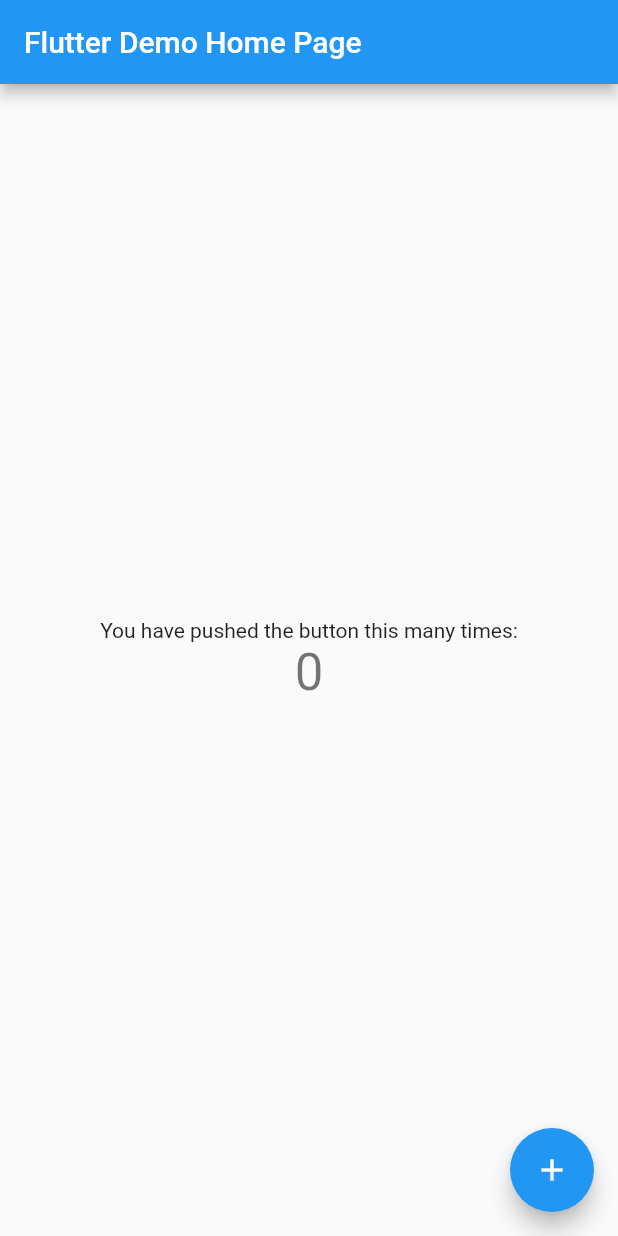
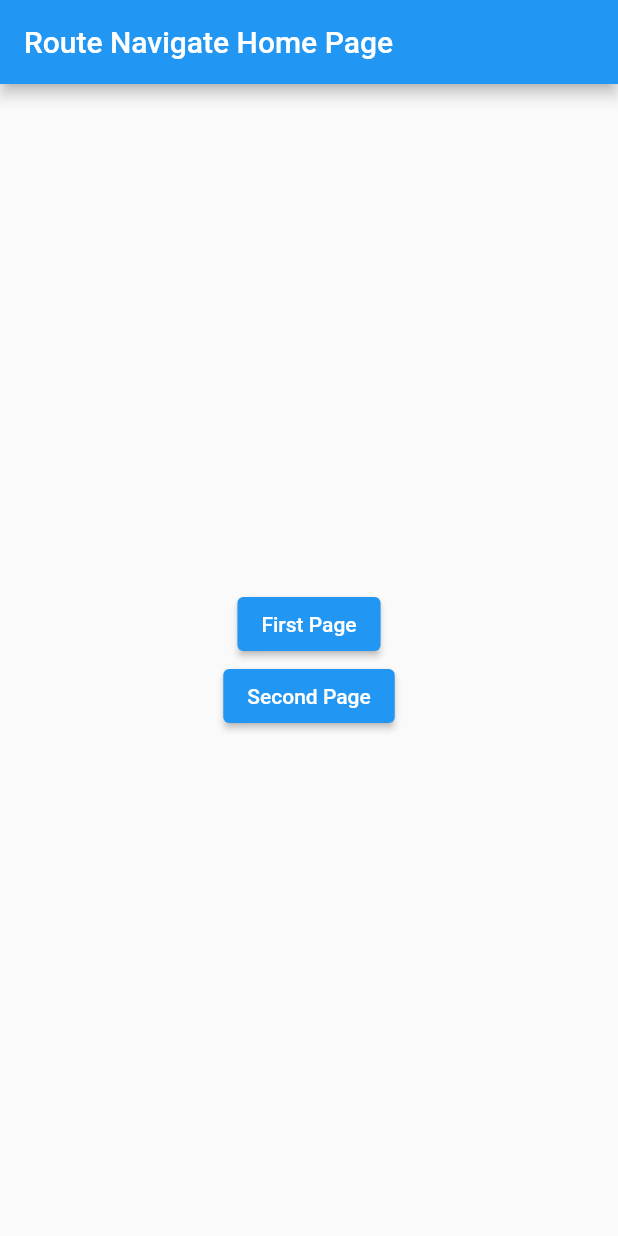
Before and after one commit to gohel1312/GetxExample, a Flutter app: the screen it shows after launch, on a phone screen of 412 x 824 dp. Run offline on Flutter 3.47's test engine with Material 2 defaults, Android fonts, the phone set to English and light mode, and no system bars; our stand-ins replace get.

Commit message:
Adding Program

```diff
--- /dev/null
+++ b/lib/GetxRouteNavigation.dart
@@ -0,0 +1,42 @@
+import 'package:flutter/material.dart';
+import 'package:get/get.dart';
+import 'package:getx/GetXDialog.dart';
+
+class GetxRoute extends StatefulWidget {
+  @override
+  State<GetxRoute> createState() => _GetxRouteState();
+}
+
+class _GetxRouteState extends State<GetxRoute>
+{
+  @override
+  Widget build(BuildContext context)
+  {
+    return SafeArea(
+      child: Scaffold(
+        appBar: AppBar(
+          title: Text("Route Navigate Home Page"),
+        ),
+        body: Center(
+          child: Column(
+            mainAxisAlignment: MainAxisAlignment.center,
+            children: [
+              ElevatedButton(
+                  onPressed: (){
+                    Get.to(
+                      GetxDialog(),
+                      arguments: "How Are You Buddy!!",
+                      fullscreenDialog: true,
+                      transition: Transition.zoom,
+                      curve: Curves.decelerate
+                    );
+                    },
+                  child: Text("First Page")),
+              ElevatedButton(onPressed: (){}, child: Text("Second Page")),
+            ],
+          ),
+        ),
+      ),
+    );
+  }
+}
--- a/lib/main.dart
+++ b/lib/main.dart
@@ -1,115 +1,10 @@
 import 'package:flutter/material.dart';
+import 'package:get/get.dart';
+import 'package:getx/GetXDialog.dart';
+import 'package:getx/GetxBottomSheet.dart';
+import 'package:getx/GetxRouteNavigation.dart';
+import 'package:getx/GetxSnackBar.dart';
 
 void main() {
-  runApp(const MyApp());
+  runApp(GetMaterialApp(debugShowCheckedModeBanner: false,home: GetxRoute(),));
 }
-
-class MyApp extends StatelessWidget {
-  const MyApp({super.key});
-
-  // This widget is the root of your application.
-  @override
-  Widget build(BuildContext context) {
-    return MaterialApp(
-      title: 'Flutter Demo',
-      theme: ThemeData(
-        // This is the theme of your application.
-        //
-        // Try running your application with "flutter run". You'll see the
-        // application has a blue toolbar. Then, without quitting the app, try
-        // changing the primarySwatch below to Colors.green and then invoke
-        // "hot reload" (press "r" in the console where you ran "flutter run",
-        // or simply save your changes to "hot reload" in a Flutter IDE).
-        // Notice that the counter didn't reset back to zero; the application
-        // is not restarted.
-        primarySwatch: Colors.blue,
-      ),
-      home: const MyHomePage(title: 'Flutter Demo Home Page'),
-    );
-  }
-}
-
-class MyHomePage extends StatefulWidget {
-  const MyHomePage({super.key, required this.title});
-
-  // This widget is the home page of your application. It is stateful, meaning
-  // that it has a State object (defined below) that contains fields that affect
-  // how it looks.
-
-  // This class is the configuration for the state. It holds the values (in this
-  // case the title) provided by the parent (in this case the App widget) and
-  // used by the build method of the State. Fields in a Widget subclass are
-  // always marked "final".
-
-  final String title;
-
-  @override
-  State<MyHomePage> createState() => _MyHomePageState();
-}
-
-class _MyHomePageState extends State<MyHomePage> {
-  int _counter = 0;
-
-  void _incrementCounter() {
-    setState(() {
-      // This call to setState tells the Flutter framework that something has
-      // changed in this State, which causes it to rerun the build method below
-      // so that the display can reflect the updated values. If we changed
-      // _counter without calling setState(), then the build method would not be
-      // called again, and so nothing would appear to happen.
-      _counter++;
-    });
-  }
-
-  @override
-  Widget build(BuildContext context) {
-    // This method is rerun every time setState is called, for instance as done
-    // by the _incrementCounter method above.
-    //
-    // The Flutter framework has been optimized to make rerunning build methods
-    // fast, so that you can just rebuild anything that needs updating rather
-    // than having to individually change instances of widgets.
-    return Scaffold(
-      appBar: AppBar(
-        // Here we take the value from the MyHomePage object that was created by
-        // the App.build method, and use it to set our appbar title.
-        title: Text(widget.title),
-      ),
-      body: Center(
-        // Center is a layout widget. It takes a single child and positions it
-        // in the middle of the parent.
-        child: Column(
-          // Column is also a layout widget. It takes a list of children and
-          // arranges them vertically. By default, it sizes itself to fit its
-          // children horizontally, and tries to be as tall as its parent.
-          //
-          // Invoke "debug painting" (press "p" in the console, choose the
-          // "Toggle Debug Paint" action from the Flutter Inspector in Android
-          // Studio, or the "Toggle Debug Paint" command in Visual Studio Code)
-          // to see the wireframe for each widget.
-          //
-          // Column has various properties to control how it sizes itself and
-          // how it positions its children. Here we use mainAxisAlignment to
-          // center the children vertically; the main axis here is the vertical
-          // axis because Columns are vertical (the cross axis would be
-          // horizontal).
-          mainAxisAlignment: MainAxisAlignment.center,
-          children: <Widget>[
-            const Text(
-              'You have pushed the button this many times:',
-            ),
-            Text(
-              '$_counter',
-              style: Theme.of(context).textTheme.headlineMedium,
-            ),
-          ],
-        ),
-      ),
-      floatingActionButton: FloatingActionButton(
-        onPressed: _incrementCounter,
-        tooltip: 'Increment',
-        child: const Icon(Icons.add),
-      ), // This trailing comma makes auto-formatting nicer for build methods.
-    );
-  }
-}
--- a/pubspec.yaml
+++ b/pubspec.yaml
@@ -35,7 +35,7 @@ dependencies:
   # The following adds the Cupertino Icons font to your application.
   # Use with the CupertinoIcons class for iOS style icons.
   cupertino_icons: ^1.0.2
-
+  get: ^4.6.5
 dev_dependencies:
   flutter_test:
     sdk: flutter
```
Also changed, not shown: lib/GetXDialog.dart (added, +43 -0 lines), lib/GetxBottomSheet.dart (added, +56 -0 lines), lib/GetxSnackBar.dart (added, +36 -0 lines), pubspec.lock.
